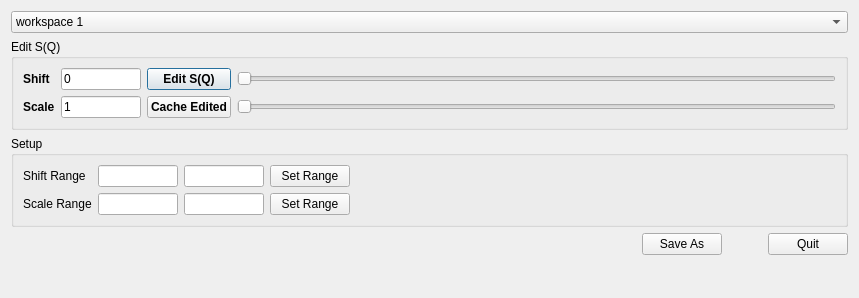
Qt form addie/ui/editSq.ui (neutrons/addie) before a commit.
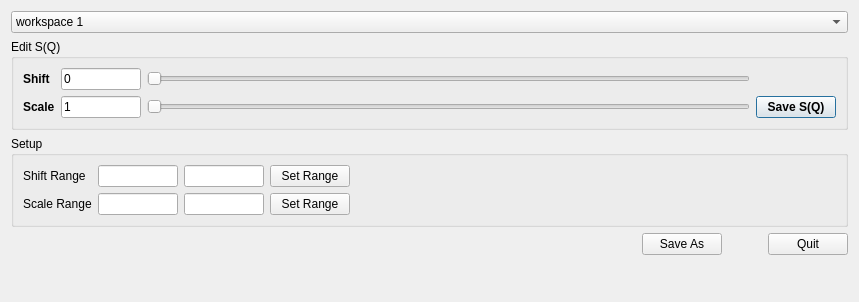
The same form after that commit.

Commit message: Removed EditSQ button useless now

```diff
--- a/addie/ui/editSq.ui
+++ b/addie/ui/editSq.ui
@@ -7,7 +7,7 @@
     <x>0</x>
     <y>0</y>
     <width>859</width>
-    <height>298</height>
+    <height>302</height>
    </rect>
   </property>
   <property name="windowTitle">
@@ -114,20 +114,7 @@
         </property>
        </widget>
       </item>
-      <item row="0" column="2">
-       <widget class="QPushButton" name="pushButton_editSQ">
-        <property name="font">
-         <font>
-          <weight>75</weight>
-          <bold>true</bold>
-         </font>
-        </property>
-        <property name="text">
-         <string>Edit S(Q)</string>
-        </property>
-       </widget>
-      </item>
-      <item row="1" column="2">
+      <item row="1" column="4">
        <widget class="QPushButton" name="pushButton_cache">
         <property name="font">
          <font>
@@ -139,7 +126,7 @@
          <string>&lt;html&gt;&lt;head/&gt;&lt;body&gt;&lt;p&gt;Cache the edited S(Q)&lt;/p&gt;&lt;/body&gt;&lt;/html&gt;</string>
         </property>
         <property name="text">
-         <string>Cache Edited</string>
+         <string>Save S(Q)</string>
         </property>
        </widget>
       </item>
```
Left out of the diff: 182 changed lines with no effect on the pictures. The commit also changes 1 other file.
